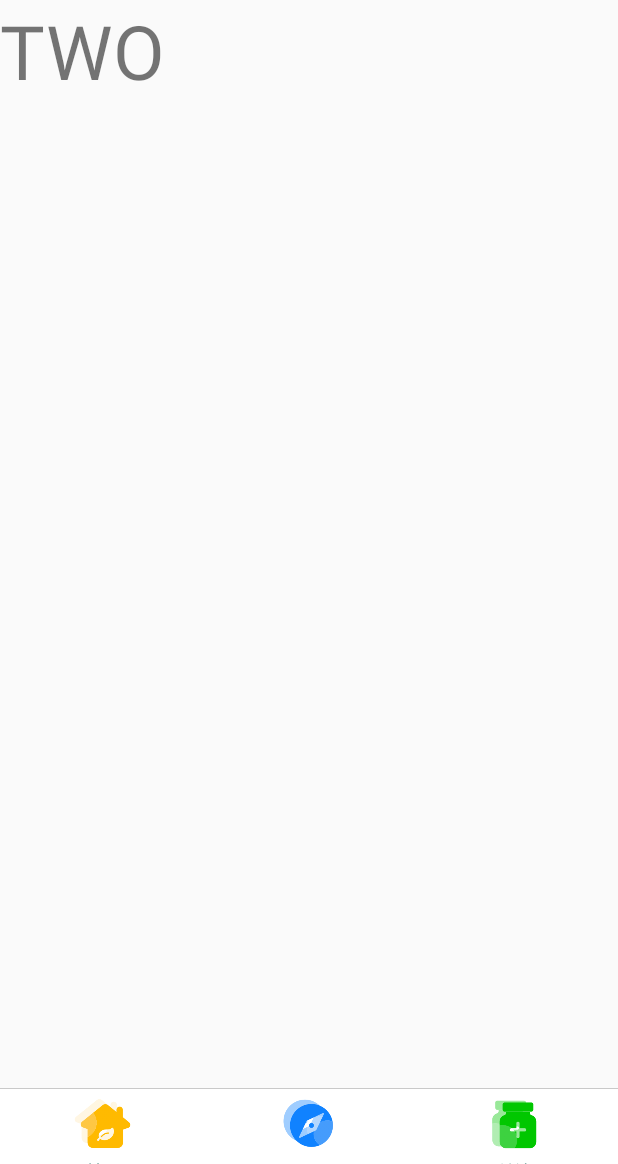
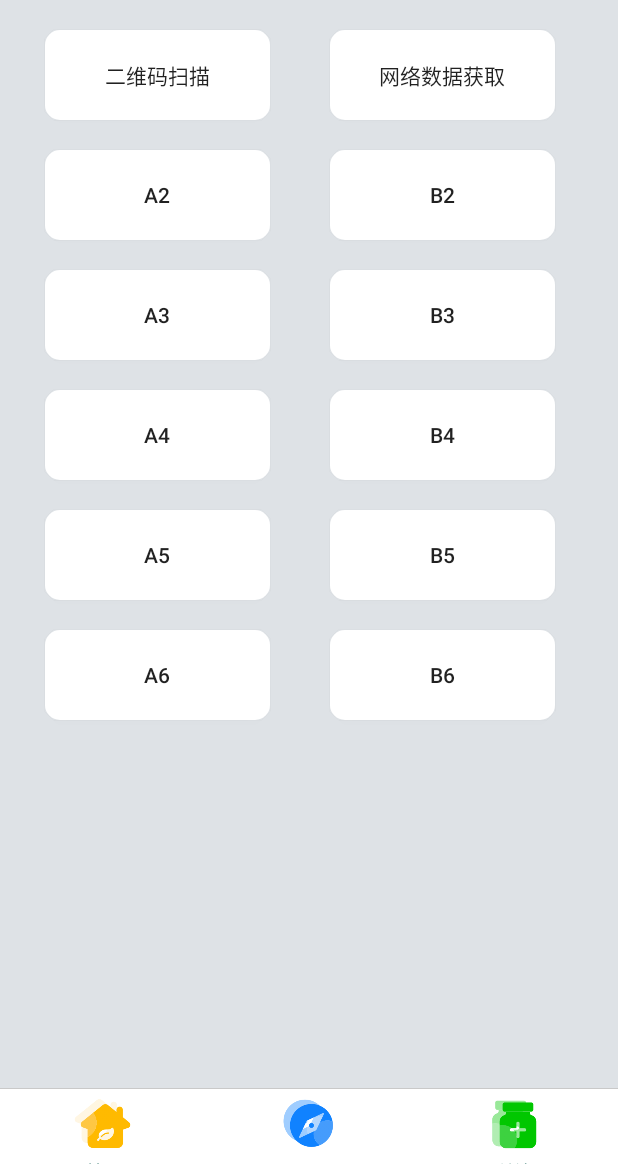
Before and after one commit to 1204TMax/iranman, an Android app: the fragment TWO placed in its activity, on a phone screen of 412 x 824 dp, the part 72-1236 px from its top. Run offline under Robolectric (Android 15) with nearby library versions, the phone set to English and light mode, and no system bars.

Commit message:
进入二级页面并且可以从二级页面退出 对UI进行了一些完善

```diff
--- a/app/src/main/AndroidManifest.xml
+++ b/app/src/main/AndroidManifest.xml
@@ -1,5 +1,6 @@
 <?xml version="1.0" encoding="utf-8"?>
 <manifest xmlns:android="http://schemas.android.com/apk/res/android"
+    xmlns:tools="http://schemas.android.com/tools"
     package="com.example.iranman">
 
     <application
@@ -8,7 +9,9 @@
         android:label="@string/app_name"
         android:roundIcon="@mipmap/ic_launcher_round"
         android:supportsRtl="true"
-        android:theme="@style/AppTheme">
+        android:theme="@style/AppTheme"
+        tools:ignore="AllowBackup,GoogleAppIndexingWarning">
+        <activity android:name=".QRScan" />
         <activity android:name=".MainActivity">
             <intent-filter>
                 <action android:name="android.intent.action.MAIN" />
--- a/app/src/main/java/com/example/fragment/THREE.java
+++ b/app/src/main/java/com/example/fragment/THREE.java
@@ -8,6 +8,7 @@ import android.support.v4.app.Fragment;
 import android.view.LayoutInflater;
 import android.view.View;
 import android.view.ViewGroup;
+import android.widget.Button;
 
 import com.example.iranman.R;
 
--- a/app/src/main/java/com/example/fragment/TWO.java
+++ b/app/src/main/java/com/example/fragment/TWO.java
@@ -1,17 +1,21 @@
 package com.example.fragment;
-
-import android.content.Context;
-import android.net.Uri;
+import android.content.Intent;
 import android.os.Bundle;
-import android.support.annotation.Nullable;
 import android.support.v4.app.Fragment;
+import android.support.v4.app.FragmentManager;
+import android.support.v4.app.FragmentTransaction;
+import android.util.Log;
 import android.view.LayoutInflater;
 import android.view.View;
 import android.view.ViewGroup;
+import android.widget.Button;
+import com.example.iranman.MainActivity;
+import com.example.iranman.QRScan;
+import com.example.iranman.R;
+import com.example.tool.DataGenerator;
 
-import com.example.iranman.R;
-
-public class TWO extends Fragment {
+public class TWO extends Fragment{
+    private Fragment[]mFragments;
     public static TWO newInstance() {
         TWO fragment = new TWO();
         return fragment;
@@ -19,6 +23,30 @@ public class TWO extends Fragment {
     @Override
     public  View onCreateView(LayoutInflater inflater,ViewGroup container,Bundle savedInstate){
         View view = inflater.inflate(R.layout.fragment_two,container,false);
+        Button QRScan = view.findViewById(R.id.QR);
+        QRScan.setOnClickListener(new TWO.ButtonListener());
         return view;
     }
+    private class ButtonListener implements View.OnClickListener {
+        public void onClick(View v) {
+            switch (v.getId()) {
+                case R.id.QR:
+                    Intent intent = new Intent(getActivity(),QRScan.class);
+                    startActivityForResult(intent,2);
+                    break;
+            }
+        }
+    }
+    @Override
+    public void onActivityResult(int RequestCode,int resultCode,Intent data){
+        super.onActivityResult(RequestCode , resultCode , data);
+        if(RequestCode == 2&&resultCode==20){
+            MainActivity mainActivity = (MainActivity)getActivity();
+            FragmentManager fragmentManager = mainActivity.getSupportFragmentManager();
+            FragmentTransaction fragmentTransaction = fragmentManager.beginTransaction();
+            mFragments = DataGenerator.getFragments();
+            Fragment mTWO = mFragments[1];
+            fragmentTransaction.replace(R.id.home_container, mTWO);
+        }
+    }
 }
--- a/app/src/main/java/com/example/iranman/MainActivity.java
+++ b/app/src/main/java/com/example/iranman/MainActivity.java
@@ -1,17 +1,15 @@
 package com.example.iranman;
 
-import android.app.Activity;
 import android.graphics.drawable.Drawable;
 import android.support.annotation.IdRes;
 import android.support.annotation.Nullable;
 import android.support.v4.app.Fragment;
-import android.support.v4.app.FragmentManager;
 import android.support.v7.app.AppCompatActivity;
 import android.os.Bundle;
-import android.util.Log;
-import android.view.View;
 import android.widget.RadioButton;
 import android.widget.RadioGroup;
+
+import com.example.tool.DataGenerator;
 
 public class MainActivity extends AppCompatActivity {
 private RadioGroup mRadioGroup;
@@ -23,7 +21,6 @@ private RadioButton mRadioButtonHome;
         setContentView(R.layout.activity_main);
         changeImageSize();
         mFragments = DataGenerator.getFragments();
-        Log.d("创建","创建");
         initView();
     }
     public void initView(){
--- a/app/src/main/java/com/example/iranman/DataGenerator.java
+++ b/app/src/main/java/com/example/tool/DataGenerator.java
@@ -1,4 +1,4 @@
-package com.example.iranman;
+package com.example.tool;
 
 import android.support.v4.app.Fragment;
 
--- /dev/null
+++ b/app/src/main/res/drawable/fillet.xml
@@ -0,0 +1,10 @@
+<?xml version="1.0" encoding="utf-8"?>
+<shape
+    xmlns:android="http://schemas.android.com/apk/res/android"
+    android:shape="rectangle">
+    <!-- 填充的颜色 -->
+    <solid android:color="@color/white" />
+
+    <!-- 圆角的半径 -->
+    <corners android:radius="10dp" />
+</shape>
--- a/app/src/main/res/layout/fragment_two.xml
+++ b/app/src/main/res/layout/fragment_two.xml
@@ -4,12 +4,144 @@
     android:layout_width="match_parent"
     android:layout_height="match_parent"
     tools:context="com.example.fragment.TWO">
+    <!-- TODO: Update blank fragment layout -->
+    <GridLayout
+        android:layout_width="455dp"
+        android:layout_height="759dp"
+        android:columnCount="2"
+        android:rowCount="6"
+        android:background="@color/gray">
 
-    <!-- TODO: Update blank fragment layout -->
-    <TextView
-        android:layout_width="match_parent"
-        android:layout_height="match_parent"
-        android:text="TWO"
-        android:textSize="50dp"/>
+        <Button
+            android:id="@+id/QR"
+            android:layout_width="150dp"
+            android:layout_height="60dp"
+            android:layout_row="0"
+            android:layout_column="0"
+            android:layout_marginLeft="30dp"
+            android:layout_marginTop="20dp"
+            android:text="二维码扫描"
+            android:background="@drawable/fillet"/>
+
+        <Button
+            android:id="@+id/A2"
+            android:layout_width="150dp"
+            android:layout_height="60dp"
+            android:layout_row="1"
+            android:layout_column="0"
+            android:layout_marginLeft="30dp"
+            android:layout_marginTop="20dp"
+            android:text="A2"
+            android:background="@drawable/fillet"/>
+
+        <Button
+            android:id="@+id/A3"
+            android:layout_width="150dp"
+            android:layout_height="60dp"
+            android:layout_row="2"
+            android:layout_column="0"
+            android:layout_marginLeft="30dp"
+            android:layout_marginTop="20dp"
+            android:text="A3"
+            android:background="@drawable/fillet"/>
+
+        <Button
+            android:id="@+id/A4"
+            android:layout_width="150dp"
+            android:layout_height="60dp"
+            android:layout_row="3"
+            android:layout_column="0"
+            android:layout_marginLeft="30dp"
+            android:layout_marginTop="20dp"
+            android:text="A4"
+            android:background="@drawable/fillet"/>
+        <Button
+            android:id="@+id/A5"
+            android:layout_width="150dp"
+            android:layout_height="60dp"
+            android:layout_row="4"
+            android:layout_column="0"
+            android:layout_marginLeft="30dp"
+            android:layout_marginTop="20dp"
+            android:text="A5"
+            android:background="@drawable/fillet"/>
+
+        <Button
+            android:id="@+id/A6"
+            android:layout_width="150dp"
+            android:layout_height="60dp"
+            android:layout_row="5"
+            android:layout_column="0"
+            android:layout_marginLeft="30dp"
+            android:layout_marginTop="20dp"
+            android:text="A6"
+            android:background="@drawable/fillet"/>
+
+        <Button
+            android:id="@+id/network"
+            android:layout_width="150dp"
+            android:layout_height="60dp"
+            android:layout_row="0"
+            android:layout_column="1"
+            android:layout_marginLeft="40dp"
+            android:layout_marginTop="20dp"
+            android:text="网络数据获取"
+            android:background="@drawable/fillet"/>
+
+        <Button
+            android:id="@+id/B2"
+            android:layout_width="150dp"
+            android:layout_height="60dp"
+            android:layout_row="1"
+            android:layout_column="1"
+            android:layout_marginLeft="40dp"
+            android:layout_marginTop="20dp"
+            android:text="B2"
+            android:background="@drawable/fillet"/>
+
+        <Button
+            android:id="@+id/B3"
+            android:layout_width="150dp"
+            android:layout_height="60dp"
+            android:layout_row="2"
+            android:layout_column="1"
+            android:layout_marginLeft="40dp"
+            android:layout_marginTop="20dp"
+            android:text="B3"
+            android:background="@drawable/fillet"/>
+
+        <Button
+            android:id="@+id/B4"
+            android:layout_width="150dp"
+            android:layout_height="60dp"
+            android:layout_row="3"
+            android:layout_column="1"
+            android:layout_marginLeft="40dp"
+            android:layout_marginTop="20dp"
+            android:text="B4"
+            android:background="@drawable/fillet"/>
+
+        <Button
+            android:id="@+id/B5"
+            android:layout_width="150dp"
+            android:layout_height="60dp"
+            android:layout_row="4"
+            android:layout_column="1"
+            android:layout_marginLeft="40dp"
+            android:layout_marginTop="20dp"
+            android:text="B5"
+            android:background="@drawable/fillet"/>
+
+        <Button
+            android:id="@+id/B6"
+            android:layout_width="150dp"
+            android:layout_height="60dp"
+            android:layout_row="5"
+            android:layout_column="1"
+            android:layout_marginLeft="40dp"
+            android:layout_marginTop="20dp"
+            android:text="B6"
+            android:background="@drawable/fillet"/>
+    </GridLayout>
 
 </FrameLayout>
--- a/app/src/main/res/values/colors.xml
+++ b/app/src/main/res/values/colors.xml
@@ -4,5 +4,5 @@
     <color name="colorPrimaryDark">#00574B</color>
     <color name="colorAccent">#D81B60</color>
     <color name="white">#ffffff</color>
-
+    <color name="gray">#dee2e6</color>
 </resources>
--- /dev/null
+++ b/app/src/main/res/values/titlebutton.xml
@@ -0,0 +1,2 @@
+<?xml version="1.0" encoding="utf-8"?>
+<resources></resources>
```
Also changed, not shown: app/src/main/java/com/example/iranman/QRScan.java (added, +48 -0 lines), app/src/main/res/drawable/titlebutton.xml (added, +7 -0 lines), app/src/main/res/layout/activity_qrscan.xml (added, +30 -0 lines), app/src/main/res/layout/layout_title.xml (+21 -12 lines), app/src/main/res/values/styles.xml (+6 -1 lines).
